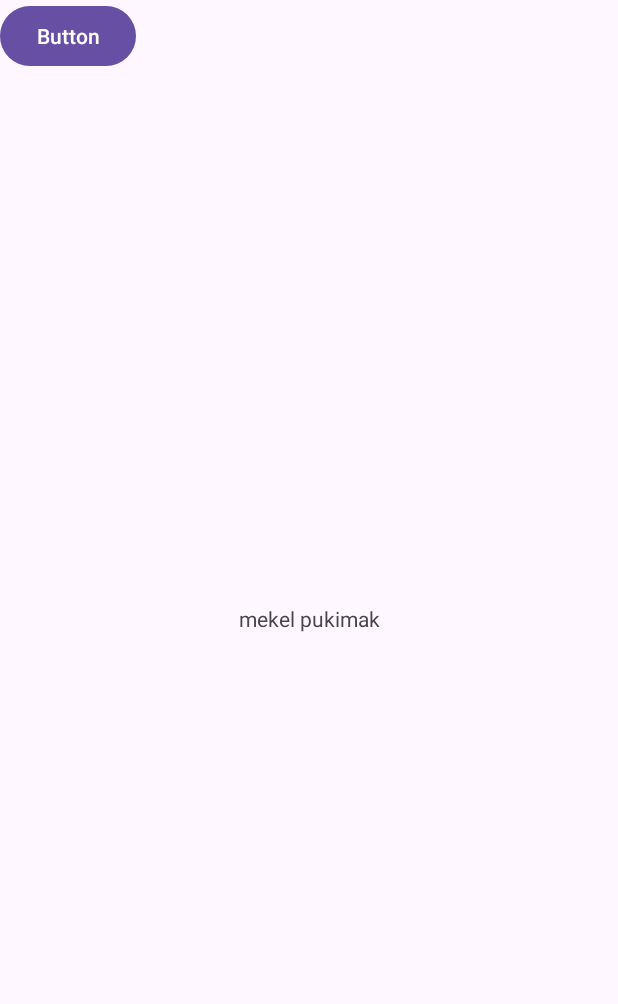
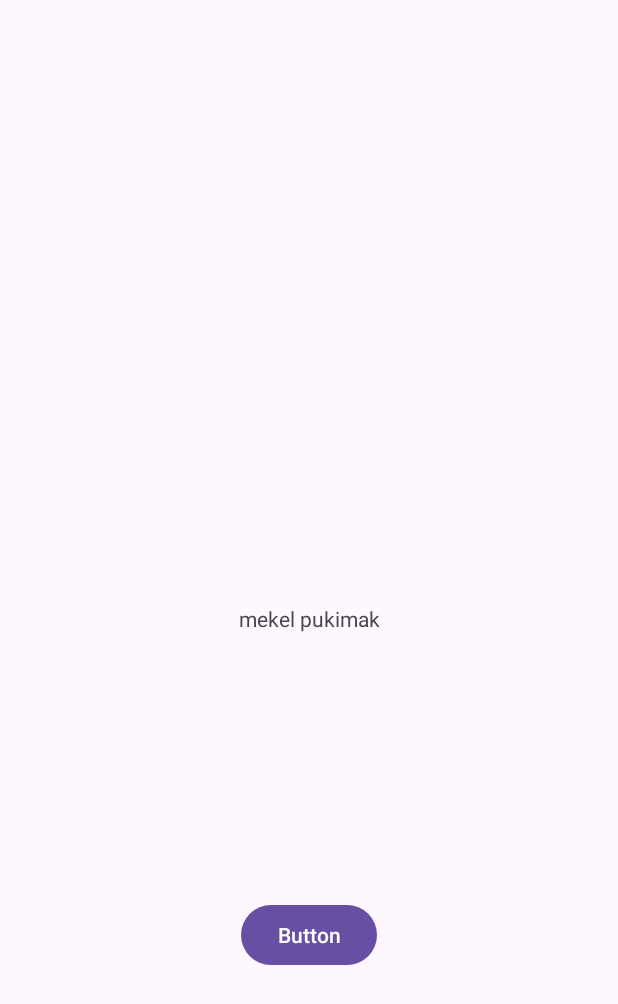
Before and after one commit to MichaelAntolis/ANMP_B, an Android app: the screen it shows after launch (MainActivity), on a phone screen of 412 x 824 dp. Shown: the top 1004 px of the screen. Run offline under Robolectric (Android 15) with nearby library versions, the phone set to English and light mode, and no system bars.

Commit message:
mekel ktl

```diff
--- a/app/src/main/res/layout/activity_main.xml
+++ b/app/src/main/res/layout/activity_main.xml
@@ -21,6 +21,10 @@
         android:id="@+id/button"
         android:layout_width="wrap_content"
         android:layout_height="wrap_content"
-        android:text="Button" />
+        android:text="Button"
+        app:layout_constraintBottom_toBottomOf="parent"
+        app:layout_constraintEnd_toEndOf="parent"
+        app:layout_constraintStart_toStartOf="parent"
+        app:layout_constraintTop_toBottomOf="@+id/txtPesan" />
 
 </androidx.constraintlayout.widget.ConstraintLayout>
```
